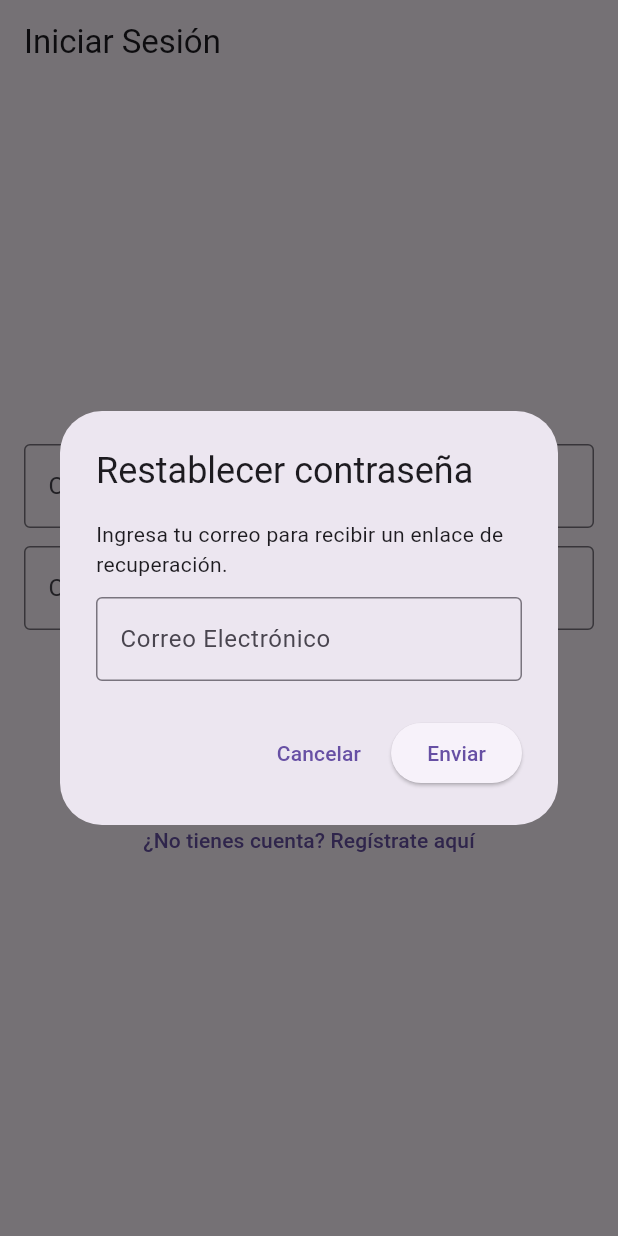
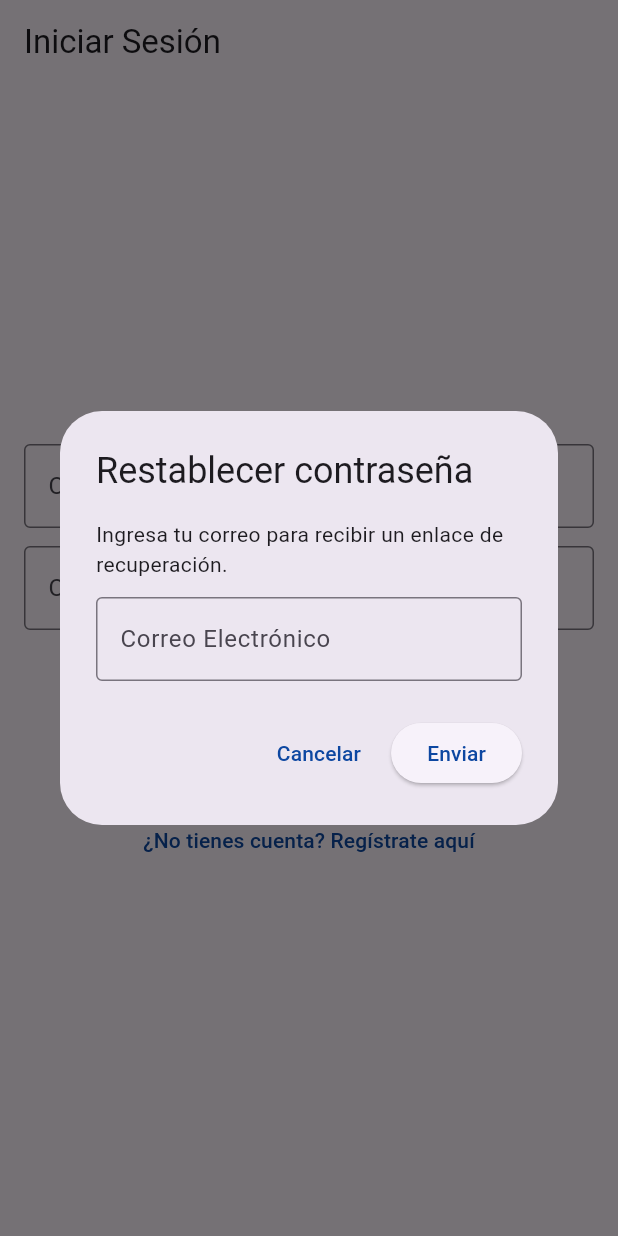
Before and after one commit to CristianRamirez023/TareaLog, a Flutter app: the screen it shows after launch, after a tap on "¿Olvidaste tu contraseña?", on a phone screen of 412 x 824 dp. Run offline on Flutter 3.47's test engine with Material 3 defaults, Android fonts, the phone set to English and light mode, and no system bars; our stand-ins replace cloud_firestore, firebase_auth, firebase_core; accounts and stored records are empty.

Commit message:
Se actualiza el color de texto de los botones en la pantalla de autenticación a azul oscuro

```diff
--- a/lib/screens/auth_screen.dart
+++ b/lib/screens/auth_screen.dart
@@ -19,6 +19,9 @@ class _AuthScreenState extends State<AuthScreen> {
 
   final List<String> _roles = ['Estudiante', 'Verificador'];
   String _selectedRole = 'Estudiante';
+
+  // Color azul oscuro personalizado para las letras de los botones
+  final Color _darkBlueColor = const Color(0xFF0D47A1);
 
   Future<void> _submitAuthForm() async {
     final email = _emailController.text.trim();
@@ -127,10 +130,16 @@ class _AuthScreenState extends State<AuthScreen> {
         ),
         actions: [
           TextButton(
+            style: TextButton.styleFrom(
+              foregroundColor: _darkBlueColor,
+            ),
             onPressed: () => Navigator.of(ctx).pop(),
             child: const Text('Cancelar'),
           ),
           ElevatedButton(
+            style: ElevatedButton.styleFrom(
+              foregroundColor: _darkBlueColor,
+            ),
             onPressed: _resetPassword,
             child: const Text('Enviar'),
           ),
@@ -206,6 +215,9 @@ class _AuthScreenState extends State<AuthScreen> {
 
               if (isLogin) ...[
                 TextButton(
+                  style: TextButton.styleFrom(
+                    foregroundColor: _darkBlueColor,
+                  ),
                   onPressed: _showResetPasswordDialog,
                   child: const Text('¿Olvidaste tu contraseña?'),
                 ),
@@ -216,10 +228,16 @@ class _AuthScreenState extends State<AuthScreen> {
                 const CircularProgressIndicator()
               else
                 ElevatedButton(
+                  style: ElevatedButton.styleFrom(
+                    foregroundColor: _darkBlueColor,
+                  ),
                   onPressed: _submitAuthForm,
                   child: Text(isLogin ? 'Ingresar' : 'Registrar Cuenta'),
                 ),
               TextButton(
+                style: TextButton.styleFrom(
+                  foregroundColor: _darkBlueColor,
+                ),
                 onPressed: () => setState(() => isLogin = !isLogin),
                 child: Text(
                   isLogin
```
